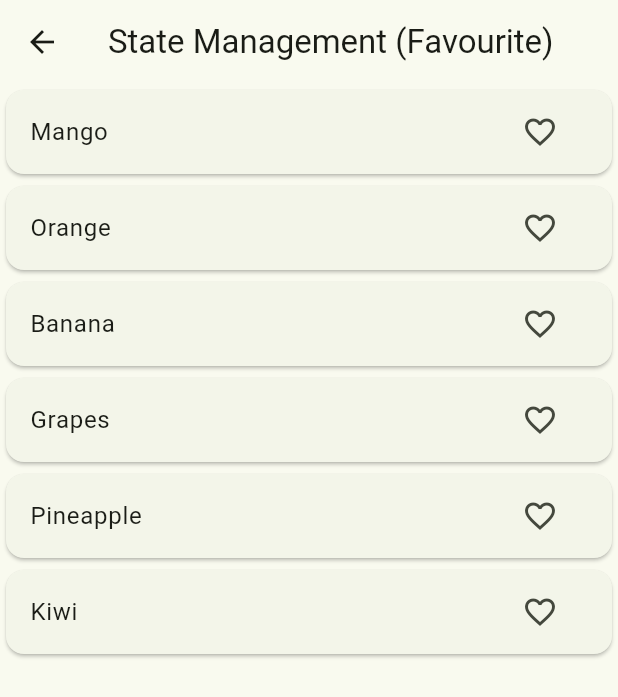
After one commit to Ankit5125/Flutter-GetX-Practice, a Flutter app: the StateManagementFavourite screen opened directly, after a tap on the "favorite outline" icon, on a phone screen of 412 x 824 dp. The commit adds this screen. Shown: the top 697 px of the screen. Run offline on Flutter 3.47's test engine with Material 3 defaults, Android fonts, the phone set to English and light mode, and no system bars; our stand-ins replace get.

Commit message:
modified home + getx in list done

```diff
--- /dev/null
+++ b/lib/Controllers/FavouriteListController.dart
@@ -0,0 +1,23 @@
+import 'package:get/get.dart';
+
+class FavouriteController extends GetxController {
+  RxList<String> fruits = [
+    'Mango',
+    'Orange',
+    'Banana',
+    'Grapes',
+    'Pineapple',
+    'Kiwi',
+  ].obs;
+
+  RxList<String> favourite = <String>[].obs;
+
+  void toggleFavourite(String fruit) {
+    if (favourite.contains(fruit)) {
+      favourite.remove(fruit);
+    } else {
+      favourite.add(fruit);
+    }
+    print("Updated favourites: $favourite");
+  }
+}
--- a/lib/Screens/HomePage.dart
+++ b/lib/Screens/HomePage.dart
@@ -1,8 +1,9 @@
-import 'package:flutter/material.dart' hide Navigator, MediaQuery;
+import 'package:flutter/material.dart';
 import 'package:get/get.dart';
 import 'package:getx_practice/Screens/LocalizationExample/Localization.dart';
 import 'package:getx_practice/Screens/MediaQueryExample/MediaQueryExample.dart';
 import 'package:getx_practice/Screens/ScreenTwo/ScreenTwo.dart';
+import 'package:getx_practice/Screens/StateManagementScreen/StateManagementFavourite.dart';
 import 'package:getx_practice/Screens/StateManagementScreen/StateManagementScreen.dart';
 import 'package:getx_practice/Screens/StateManagementScreen/StateManagementSlider.dart';
 import 'package:getx_practice/Screens/StateManagementScreen/StateManagementSwitch.dart';
@@ -28,13 +29,24 @@ class HomePage extends StatelessWidget {
           ),
           ListTileCard(
             onTap: () {
-              Get.changeTheme(ThemeData.light());
+              Get.changeTheme(
+                ThemeData.from(
+                  colorScheme: ColorScheme.fromSeed(seedColor: Colors.green),
+                ),
+              );
             },
             string: "Light Theme",
           ),
           ListTileCard(
             onTap: () {
-              Get.changeTheme(ThemeData.dark());
+              Get.changeTheme(
+                ThemeData.from(
+                  colorScheme: ColorScheme.fromSeed(
+                    brightness: Brightness.dark,
+                    seedColor: Colors.green,
+                  ),
+                ),
+              );
             },
             string: "Dark Theme",
           ),
@@ -74,6 +86,12 @@ class HomePage extends StatelessWidget {
               Get.to(StateManagementSwitch());
             },
           ),
+          ListTileCard(
+            string: "State Management (Favourite)",
+            onTap: () {
+              Get.to(StateManagementFavourite());
+            },
+          ),
         ],
       ),
     );
--- /dev/null
+++ b/lib/Screens/StateManagementScreen/StateManagementFavourite.dart
@@ -0,0 +1,43 @@
+import 'package:flutter/material.dart';
+import 'package:get/get.dart';
+import 'package:getx_practice/Controllers/FavouriteListController.dart';
+
+class StateManagementFavourite extends StatelessWidget {
+  StateManagementFavourite({super.key});
+
+  FavouriteController controller = Get.put(FavouriteController());
+
+  @override
+  Widget build(BuildContext context) {
+    return Scaffold(
+      appBar: AppBar(title: const Text("State Management (Favourite)")),
+      body: Obx(() {
+        final favs = controller.favourite; // <- accessing the RxList inside Obx
+        return ListView.builder(
+          itemCount: controller.fruits.length,
+          itemBuilder: (_, index) {
+            final fruit = controller.fruits[index];
+            final isFavourite = favs.contains(fruit); // now reactive!
+
+            return Card(
+              child: ListTile(
+                title: Text(fruit),
+                trailing: IconButton(
+                  icon: Icon(
+                    isFavourite ? Icons.favorite : Icons.favorite_border,
+                    color: isFavourite ? Colors.red : null,
+                  ),
+                  onPressed: () {
+                    controller.toggleFavourite(fruit);
+                    debugPrint("All Fruits: ${controller.fruits}");
+                    debugPrint("Favourites: ${controller.favourite}");
+                  },
+                ),
+              ),
+            );
+          },
+        );
+      }),
+    );
+  }
+}
--- a/lib/Screens/StateManagementScreen/StateManagementScreen.dart
+++ b/lib/Screens/StateManagementScreen/StateManagementScreen.dart
@@ -1,11 +1,6 @@
 import 'package:flutter/material.dart';
 import 'package:get/get.dart';
 import 'package:getx_practice/Controllers/CounterClass.dart';
-
-// class  extends StatelessWidget {
-//   const StateManagementScreen({super.key});
-
-// }
 
 class StateManagementScreen extends StatelessWidget {
   StateManagementScreen({super.key});
```
